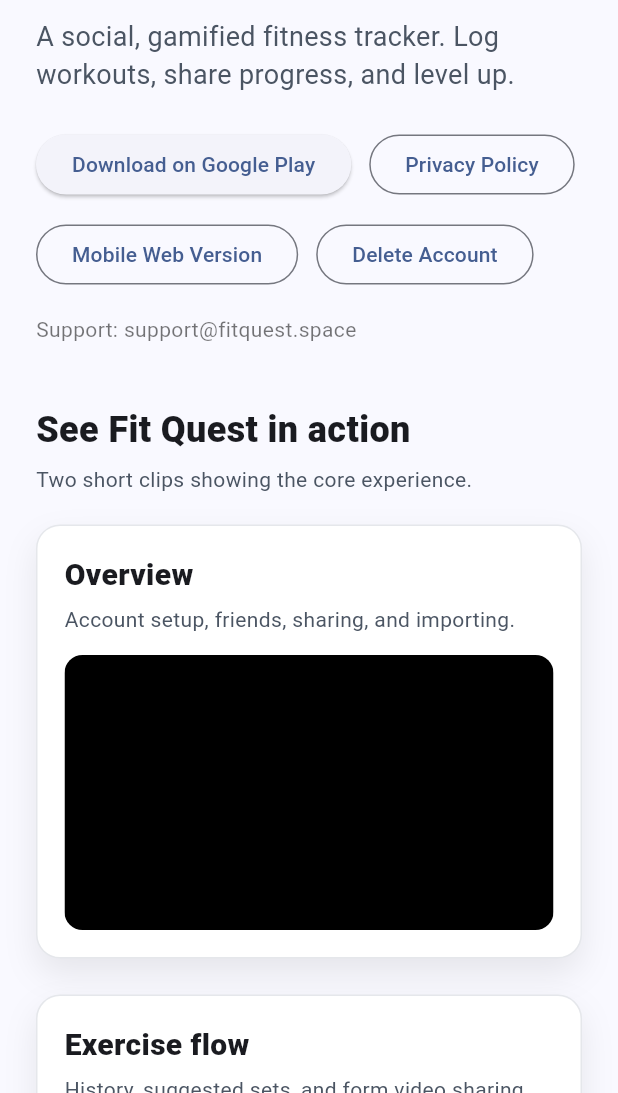
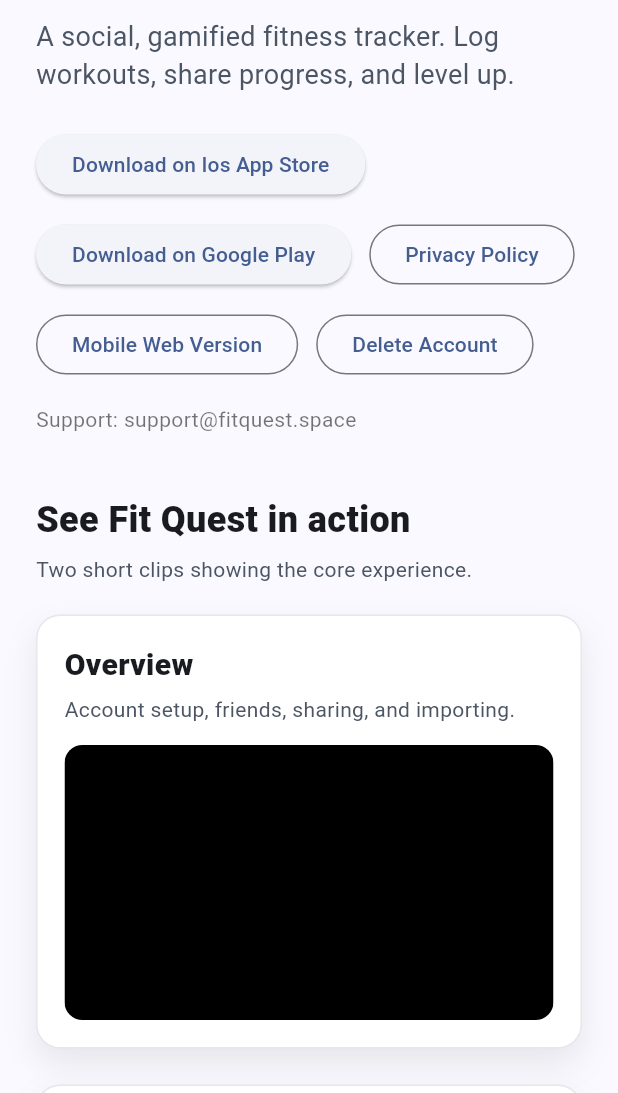
Before and after one commit to nobleideas/fitquest-landing, a Flutter app: the screen it shows after launch, on a phone screen of 412 x 824 dp, the part 143-1236 px from its top. Run offline on Flutter 3.47's test engine with Material 3 defaults, Android fonts, the phone set to English and light mode, and no system bars; our stand-ins replace go_router; missing offline and left inert: dart:html, dart:ui_web.

Commit message:
added 'download on ios app store' button to fitquest landing page

```diff
--- a/lib/main.dart
+++ b/lib/main.dart
@@ -87,6 +87,10 @@
                 spacing: 12,
                 runSpacing: 12,
                 children: [
+                  ElevatedButton(
+                    onPressed: () {},
+                    child: const Text('Download on Ios App Store'),
+                  ),
                   ElevatedButton(
                     onPressed: () {},
                     child: const Text('Download on Google Play'),
```
